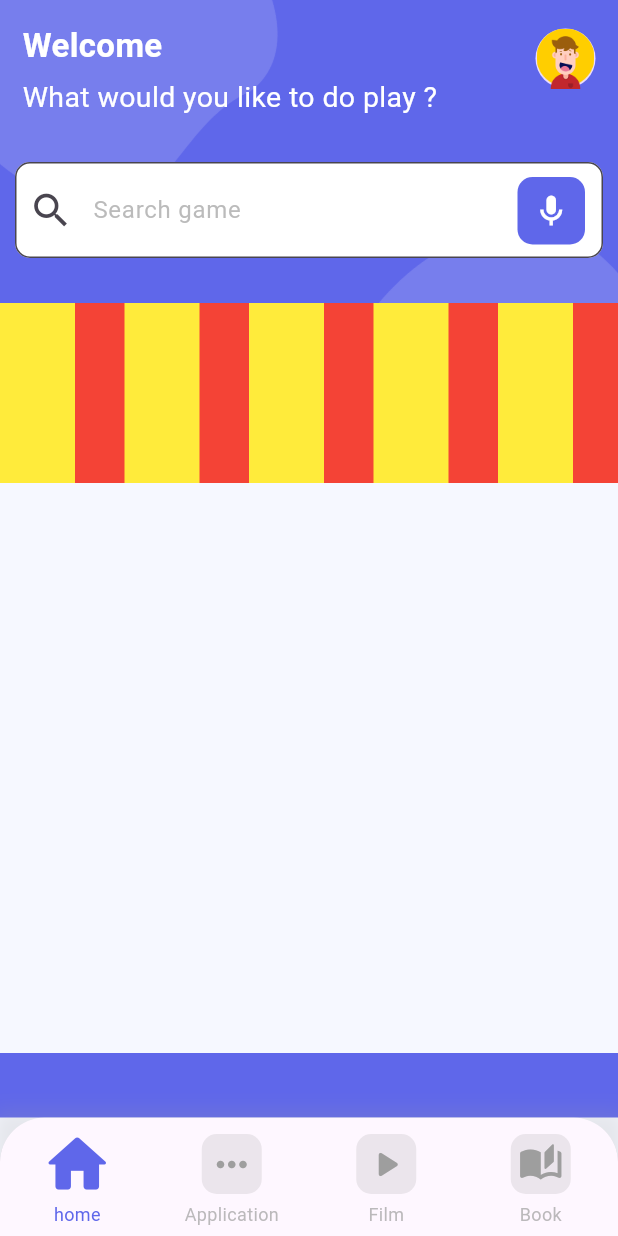
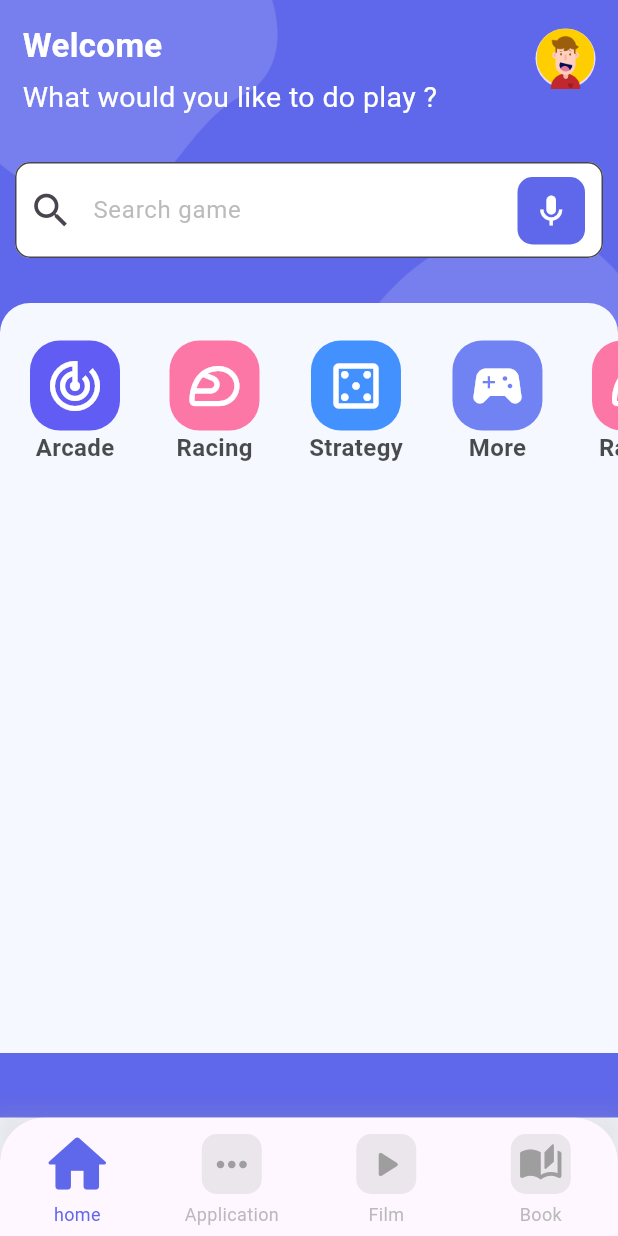
Before and after one commit to jeannotds/design-game-flutter, a Flutter app: the screen it shows after launch, on a phone screen of 412 x 824 dp. Run offline on Flutter 3.47's test engine with Material 3 defaults, Android fonts, the phone set to English and light mode, and no system bars.

Commit message:
display categories

```diff
--- a/lib/pages/home/home.dart
+++ b/lib/pages/home/home.dart
@@ -33,7 +33,11 @@ class HomePage extends StatelessWidget {
                   ),
                 )),
             Column(
-              children: [HeaderSection(), SearchSelection(), CategorySection()],
+              children: [
+                const HeaderSection(),
+                const SearchSelection(),
+                CategorySection()
+              ],
             )
           ],
         ),
--- a/lib/pages/home/widget/category.dart
+++ b/lib/pages/home/widget/category.dart
@@ -34,24 +34,44 @@ class CategorySection extends StatelessWidget {
   @override
   Widget build(BuildContext context) {
     return Container(
+      height: 500,
       decoration: const BoxDecoration(
           color: Color(0xFFF6F8FF),
           borderRadius: BorderRadius.only(
             topLeft: Radius.circular(20),
             topRight: Radius.circular(20),
           )),
-      height: 500,
       child: Column(
         children: [
           Container(
-            height: 120,
-            color: Colors.red,
+            height: 140,
+            // color: Colors.green,
             child: ListView.separated(
+                padding: const EdgeInsets.symmetric(horizontal: 20),
                 scrollDirection: Axis.horizontal,
-                itemBuilder: ((context, index) => Container(
-                      height: 50,
-                      width: 50,
-                      color: Colors.yellow,
+                itemBuilder: ((context, index) => Column(
+                      children: [
+                        const SizedBox(
+                          height: 25,
+                        ),
+                        Container(
+                          padding: const EdgeInsets.all(10),
+                          decoration: BoxDecoration(
+                              borderRadius: BorderRadius.circular(20),
+                              color: categories[index]['color'] as Color),
+                          child: Icon(
+                            categories[index]['icon'] as IconData,
+                            color: Colors.white,
+                            size: 40,
+                          ),
+                        ),
+                        Text(
+                            style: TextStyle(
+                                color: Colors.black.withOpacity(0.7),
+                                fontWeight: FontWeight.bold,
+                                fontSize: 16),
+                            categories[index]['title'] as String)
+                      ],
                     )),
                 separatorBuilder: ((context, index) => const SizedBox(
                       width: 33,
```
